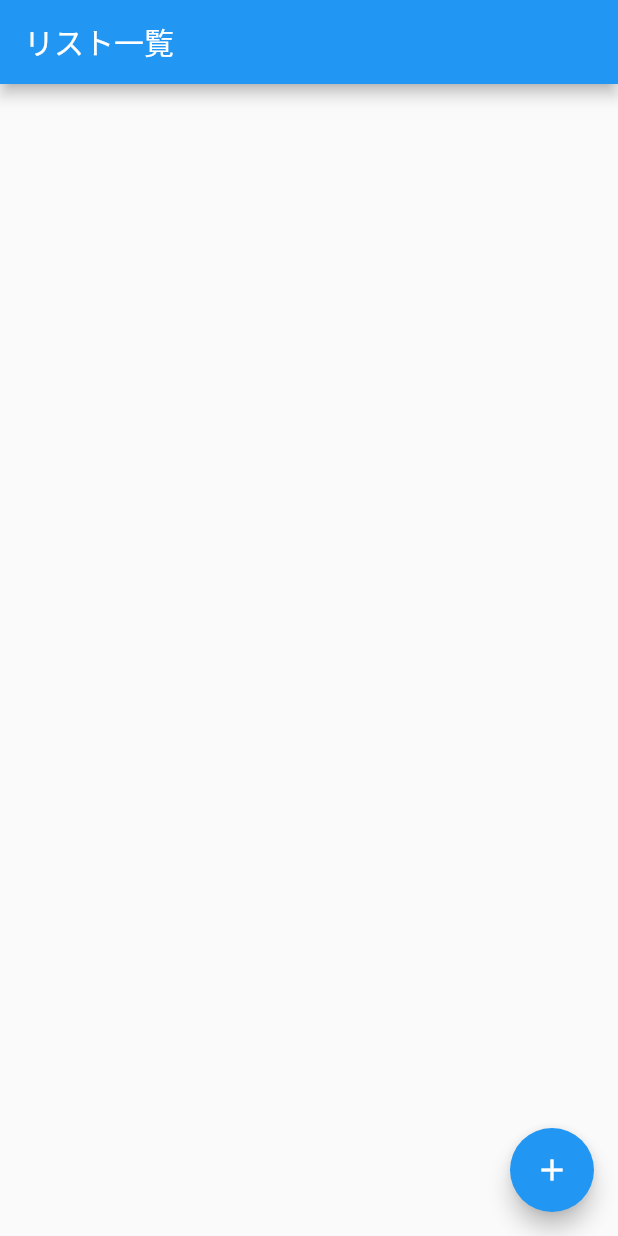
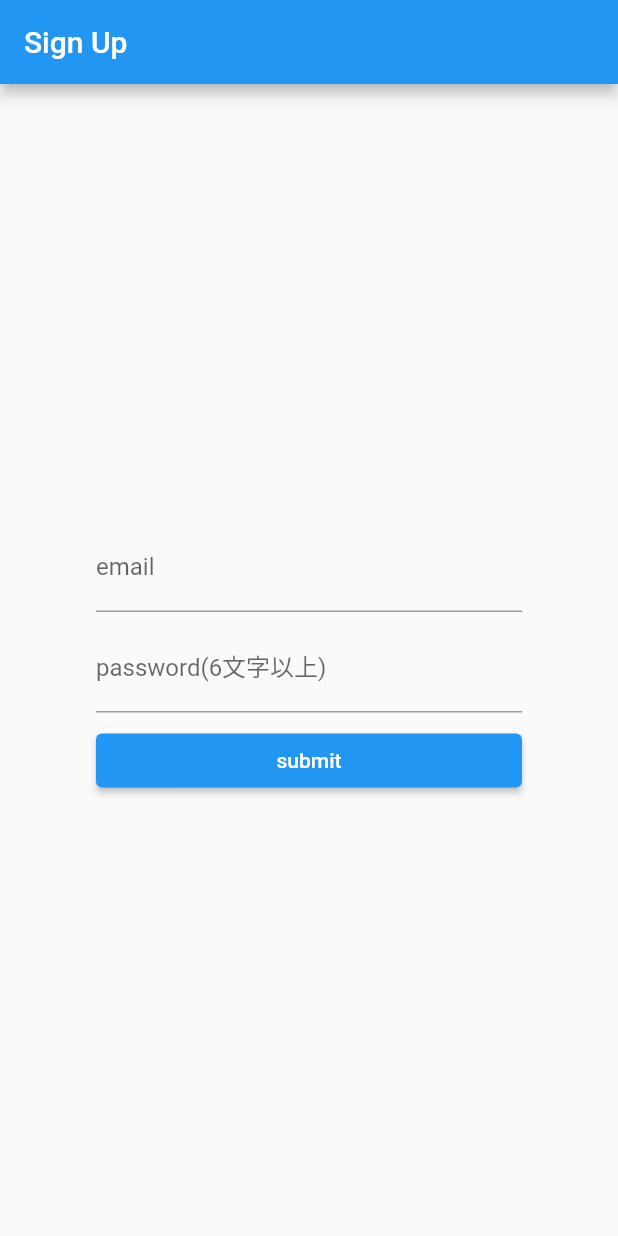
Before and after one commit to shunsuke-tamura/flutter-study-dev, a Flutter app: the screen it shows after launch, on a phone screen of 412 x 824 dp. Run offline on Flutter 3.47's test engine with Material 2 defaults, Android fonts, the light colour scheme and no system bars.

Commit message:
update: signupページの皮だけ作成

```diff
--- a/lib/main.dart
+++ b/lib/main.dart
@@ -17,8 +17,7 @@ class MyTodoApp extends StatelessWidget {
         // テーマカラー
         primarySwatch: Colors.blue,
       ),
-      // リスト一覧画面を表示
-      home: const TodoListPage(),
+      home: const SignUpPage(),
     );
   }
 }
@@ -139,3 +138,65 @@ class TodoAddPageState extends State<TodoAddPage> {
         ));
   }
 }
+
+class SignUpPage extends StatefulWidget {
+  const SignUpPage({super.key});
+
+  @override
+  SignUpPageState createState() => SignUpPageState();
+}
+
+class SignUpPageState extends State<SignUpPage> {
+  String email = '';
+  String password = '';
+
+  @override
+  Widget build(BuildContext context) {
+    return Scaffold(
+        appBar: AppBar(
+          title: const Text("Sign Up"),
+        ),
+        body: Container(
+          padding: const EdgeInsets.all(64),
+          child: Column(
+              mainAxisAlignment: MainAxisAlignment.center,
+              children: <Widget>[
+                TextFormField(
+                  decoration: const InputDecoration(labelText: 'email'),
+                  onChanged: (value) {
+                    setState(() {
+                      email = value;
+                    });
+                  },
+                ),
+                const SizedBox(
+                  height: 8,
+                ),
+                TextFormField(
+                  decoration:
+                      const InputDecoration(labelText: 'password(6文字以上)'),
+                  onChanged: (value) {
+                    setState(() {
+                      password = value;
+                    });
+                  },
+                ),
+                const SizedBox(
+                  height: 8,
+                ),
+                SizedBox(
+                  width: double.infinity,
+                  child: ElevatedButton(
+                    style:
+                        ElevatedButton.styleFrom(backgroundColor: Colors.blue),
+                    child: const Text('submit'),
+                    onPressed: () {
+                      Navigator.of(context).push(MaterialPageRoute(
+                          builder: (context) => const TodoListPage()));
+                    },
+                  ),
+                ),
+              ]),
+        ));
+  }
+}
```
